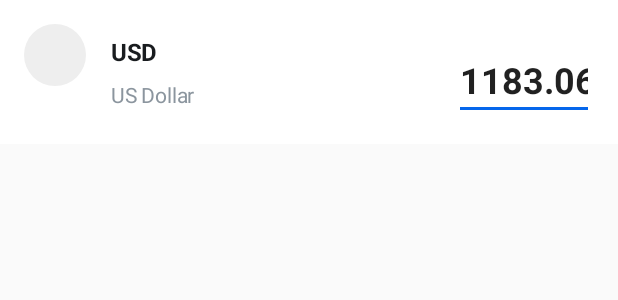
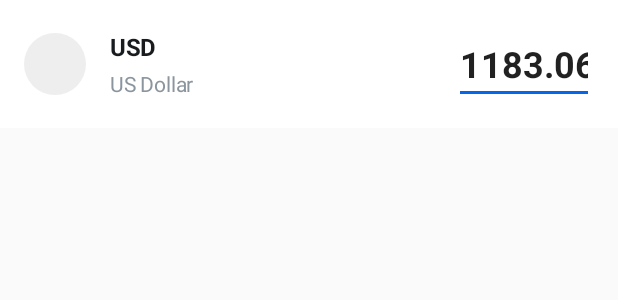
Before and after one commit to AlejandroHCruz/currency-converter, an Android app: the layout row_rate.xml on its own in the app's theme, with its tools: preview values and no code run, on a phone screen of 412 x 824 dp. Shown: the top 300 px of the screen. Run offline under Robolectric (Android 15) with nearby library versions, the phone set to English and light mode, and no system bars.

Commit message:
🐛Fix: Vertical alignment of the flag layout and the rate's input text

```diff
--- a/app/src/main/res/layout/flag_layout.xml
+++ b/app/src/main/res/layout/flag_layout.xml
@@ -1,6 +1,5 @@
 <?xml version="1.0" encoding="utf-8"?>
 <RelativeLayout xmlns:android="http://schemas.android.com/apk/res/android"
-    xmlns:app="http://schemas.android.com/apk/res-auto"
     xmlns:tools="http://schemas.android.com/tools"
     android:id="@+id/currency_flag"
     android:layout_width="42dp"
@@ -19,4 +18,5 @@
         android:layout_height="40dp"
         android:layout_centerInParent="true"
         tools:src="@drawable/ic_united_states" />
+
 </RelativeLayout>
--- a/app/src/main/res/layout/row_rate.xml
+++ b/app/src/main/res/layout/row_rate.xml
@@ -11,9 +11,11 @@
     <include
         android:id="@+id/currency_flag"
         layout="@layout/flag_layout"
+        android:layout_width="wrap_content"
+        android:layout_height="wrap_content"
         app:layout_constraintBottom_toBottomOf="parent"
         app:layout_constraintStart_toStartOf="parent"
-        app:layout_constraintTop_toTopOf="parent"/>
+        app:layout_constraintTop_toTopOf="parent" />
 
     <TextView
         android:id="@+id/currency_title"
@@ -44,26 +46,27 @@
 
     <com.google.android.material.textfield.TextInputLayout
         android:id="@+id/currency_amount_input_layout"
-        android:layout_width="match_parent"
-        android:layout_height="wrap_content"
+        android:layout_width="wrap_content"
+        android:layout_height="match_parent"
         android:layout_alignParentStart="true"
         android:layout_centerVertical="true"
-        android:gravity="end"
+        android:gravity="end|center_vertical"
         app:hintAnimationEnabled="false"
         app:hintTextColor="@color/colorBackground"
+        app:hintEnabled="false"
         app:layout_constraintEnd_toEndOf="parent"
-        app:layout_constraintTop_toTopOf="parent">
+        app:layout_constraintTop_toTopOf="parent"
+        app:layout_constraintBottom_toBottomOf="parent">
 
         <com.google.android.material.textfield.TextInputEditText
             android:id="@+id/currency_amount"
             android:layout_width="wrap_content"
-            android:layout_height="wrap_content"
+            android:layout_height="match_parent"
             android:backgroundTint="@color/colorLighterGrey"
             android:imeActionLabel="Done"
             android:inputType="numberDecimal"
             android:maxWidth="93dp"
             android:minWidth="38dp"
-            android:singleLine="true"
             android:textSize="24sp"
             android:textStyle="bold"
             tools:text="1183.06" />
```
